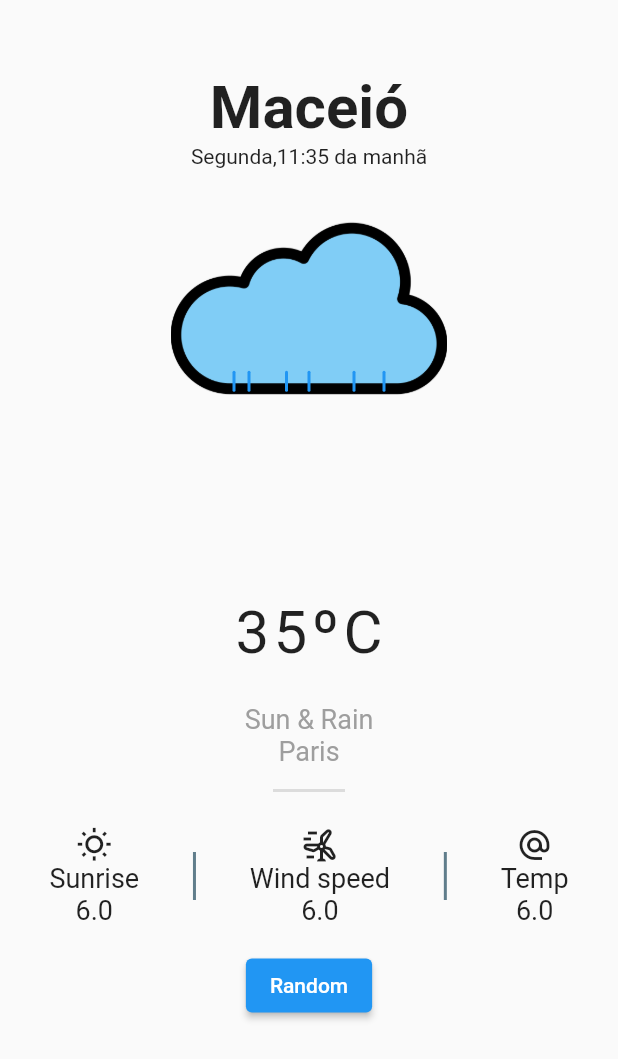
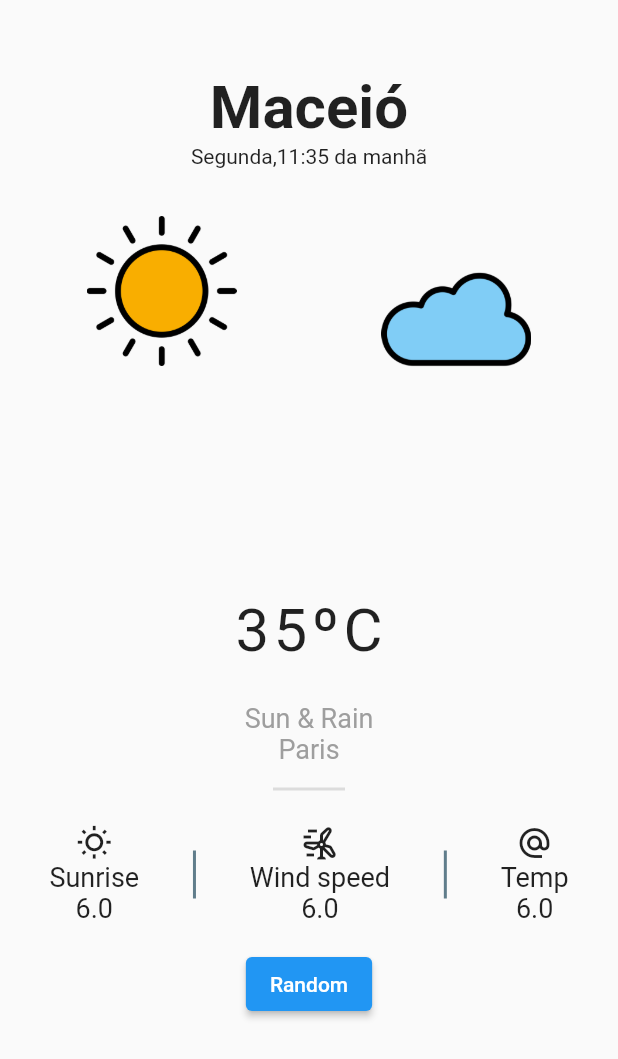
Before and after one commit to vsosmonteiro/weather_app_v1, a Flutter app: the screen it shows after launch, after a tap on "Random", on a phone screen of 412 x 824 dp. Shown: the top 1059 px of the screen. Run offline on Flutter 3.47's test engine with Material 2 defaults, Android fonts, the phone set to English and light mode, and no system bars.

Commit message:
coveredsun added

```diff
--- a/lib/views/home_page.dart
+++ b/lib/views/home_page.dart
@@ -1,7 +1,8 @@
 import 'package:flutter/material.dart';
+import 'package:weather_app_v1/widgets/weather_widgets/coveredsun.dart';
 import 'package:weather_app_v1/widgets/weather_widgets/rainny_widget.dart';
-import 'package:weather_app_v1/widgets/weather_widgets/droplet_widget.dart';
 import 'package:weather_app_v1/widgets/weather_widgets/snowy_widget.dart';
+import 'package:weather_app_v1/widgets/weather_widgets/sun_widget.dart';
 
 class HomePage extends StatefulWidget {
   const HomePage({Key? key}) : super(key: key);
@@ -24,8 +25,11 @@ class _HomePageState extends State<HomePage> {
   @override
   Widget build(BuildContext context) {
     List list = [
-      RainnyWidget(margin: margin1, color: Colors.blue),
-      SnowyWidget(margin: margin1),
+      Coveredsun(margin: margin1,),
+      SunWidget(margin: margin1,),
+      RainnyWidget(margin: margin1),
+      SnowyWidget(margin: margin1)
+
     ];
     return Scaffold(
       body: SingleChildScrollView(
@@ -119,7 +123,7 @@ class _HomePageState extends State<HomePage> {
     } else {
       setState(() {
         onpressed = true;
-        if (weather < 1) {
+        if (weather < 3) {
           weather += 1;
         } else {
           weather = 0;
@@ -130,11 +134,10 @@ class _HomePageState extends State<HomePage> {
         setState(() {
           margin1 = 100;
           times = 1;
-
         });
       });
     }
-    await Future.delayed(const Duration(seconds: 1),() {
+    await Future.delayed(const Duration(seconds: 1), () {
       setState(() {
         onpressed = false;
       });
--- /dev/null
+++ b/lib/widgets/weather_widgets/coveredsun.dart
@@ -0,0 +1,47 @@
+import 'package:flutter/material.dart';
+
+class Coveredsun extends StatefulWidget {
+  Coveredsun({Key? key, required this.margin}) : super(key: key);
+
+  @override
+  State<Coveredsun> createState() => _CoveredsunState();
+  int margin;
+}
+
+class _CoveredsunState extends State<Coveredsun> {
+  @override
+  Widget build(BuildContext context) {
+    return Padding(
+      padding: const EdgeInsets.only(bottom: 135.0),
+      child: Stack(
+        children: [
+          AnimatedContainer(
+            duration: Duration(seconds: 2),
+            margin: EdgeInsets.only(
+                right:
+                    widget.margin == 0 ? MediaQuery.of(context).size.width : 0),
+            width: 100,
+            height: 100,
+            decoration: BoxDecoration(
+              image: DecorationImage(
+                image: AssetImage('assets/icons/sunny.png'),
+              ),
+            ),
+          ),
+          AnimatedContainer(
+            duration: Duration(seconds: 2),
+            margin: EdgeInsets.only(top: 18,
+                left: widget.margin == 0 ? MediaQuery.of(context).size.width : 20 ),
+            width: 100,
+            height: 100,
+            decoration: BoxDecoration(
+              image: DecorationImage(
+                image: AssetImage('assets/icons/newcloud.png'),
+              ),
+            ),
+          )
+        ],
+      ),
+    );
+  }
+}
--- a/lib/widgets/weather_widgets/flakes_widget.dart
+++ b/lib/widgets/weather_widgets/flakes_widget.dart
@@ -22,7 +22,7 @@ class _FlakeWidgetState extends State<FlakeWidget> {
   @override
   Widget build(BuildContext context) {
     return AnimatedContainer(
-      duration: Duration(seconds: animationTime),
+      duration: Duration(seconds: 0),
       width: 14,
       height: 14,
       decoration:  const BoxDecoration(
--- a/lib/widgets/weather_widgets/rainny_widget.dart
+++ b/lib/widgets/weather_widgets/rainny_widget.dart
@@ -5,11 +5,9 @@ class RainnyWidget extends StatefulWidget {
   RainnyWidget({
     Key? key,
     required this.margin,
-    required this.color,
   });
 
   int margin;
-  Color color;
 
   @override
   State<RainnyWidget> createState() => _RainnyWidgetState();
```
Also changed, not shown: lib/widgets/weather_widgets/sun_widget.dart (added, +70 -0 lines).
